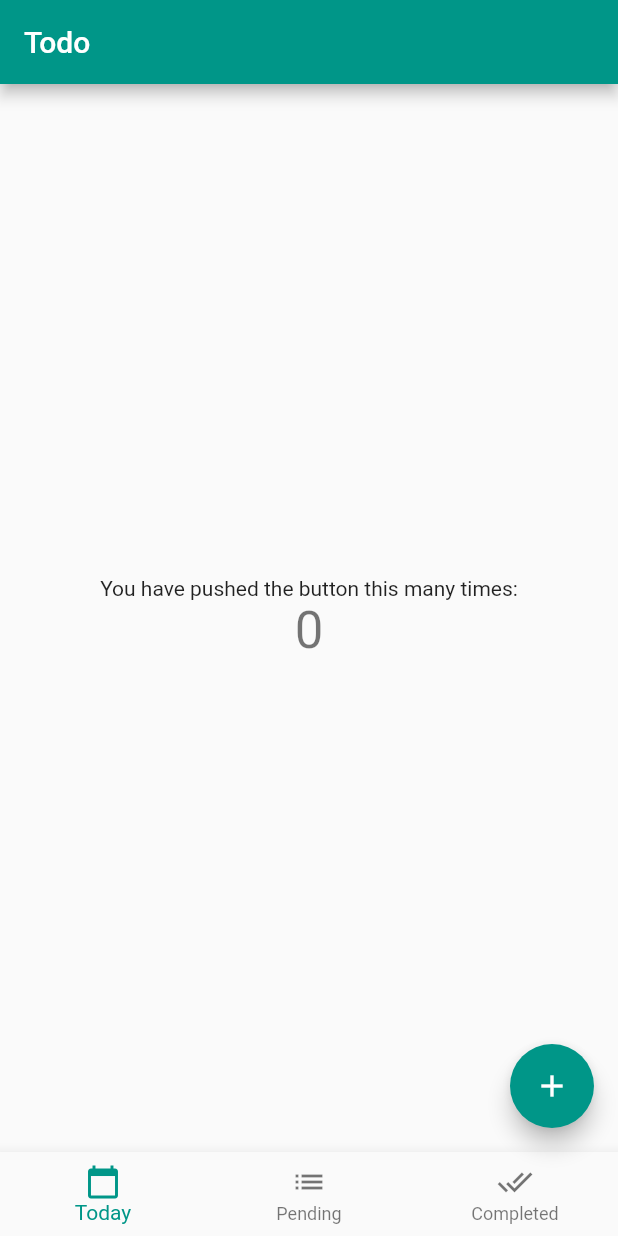
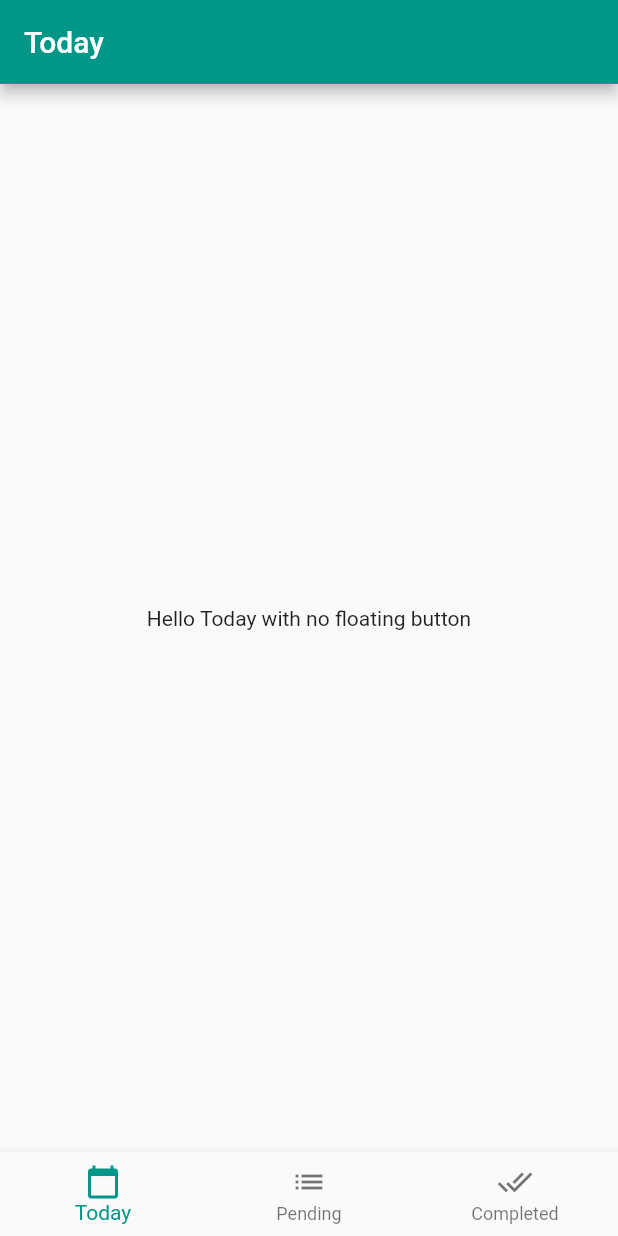
Before and after one commit to Olunuga/flutter-todo, a Flutter app: the screen it shows after launch, on a phone screen of 412 x 824 dp. Run offline on Flutter 3.47's test engine with Material 2 defaults, Android fonts, the phone set to English and light mode, and no system bars.

Commit message:
Complete bottom Navigation

```diff
--- a/lib/main.dart
+++ b/lib/main.dart
@@ -29,6 +29,12 @@ class _MyHomePageState extends State<MyHomePage> {
   int _counter = 0;
   int _selectedIndex = 0;
 
+  final _widgetOptions = [
+    TodayPage(),
+    PendingPage(),
+    CompletedPage()
+  ];
+
   void _incrementCounter() {
     setState(() {
       _counter++;
@@ -44,30 +50,12 @@ class _MyHomePageState extends State<MyHomePage> {
   @override
   Widget build(BuildContext context) {
     return Scaffold(
-      appBar: AppBar(
 
-        title: Text(widget.title),
+      body: Center(
+        child: _widgetOptions.elementAt(_selectedIndex)
       ),
-      body: Center(
 
-        child: Column(
-          mainAxisAlignment: MainAxisAlignment.center,
-          children: <Widget>[
-            Text(
-              'You have pushed the button this many times:',
-            ),
-            Text(
-              '$_counter',
-              style: Theme.of(context).textTheme.display1,
-            ),
-          ],
-        ),
-      ),
-      floatingActionButton: FloatingActionButton(
-        onPressed: _incrementCounter,
-        tooltip: 'Increment',
-        child: Icon(Icons.add),
-      ),
+
       bottomNavigationBar: BottomNavigationBar(
           items: <BottomNavigationBarItem>[
             BottomNavigationBarItem(icon: Icon(Icons.calendar_today), title: Text
@@ -78,6 +66,60 @@ class _MyHomePageState extends State<MyHomePage> {
         currentIndex: _selectedIndex,
         onTap: _onItemTapped,
       ),
+
     );
   }
 }
+
+class PendingPage extends StatelessWidget {
+  @override
+  Widget build(BuildContext context) {
+    return Scaffold(appBar: AppBar(
+      title: Text('Pending'),
+    ),
+      body: Center(
+        child: RaisedButton(
+          onPressed: (){
+          //Navigate back to first screen
+        },
+          child: Text('Go back'),
+        ),
+      ),
+
+      floatingActionButton: FloatingActionButton(
+        onPressed: null,
+        tooltip: 'Increment',
+        child: Icon(Icons.add),
+      ),
+    );
+  }
+
+}
+
+class TodayPage extends StatelessWidget {
+  @override
+  Widget build(BuildContext context) {
+    return Scaffold(appBar: AppBar(
+      title: Text('Today'),
+    ),
+      body: Center(
+        child: Text('Hello Today with no floating button')
+      ),
+    );
+  }
+
+}
+
+class CompletedPage extends StatelessWidget {
+  @override
+  Widget build(BuildContext context) {
+    return Scaffold(appBar: AppBar(
+      title: Text('Completed'),
+    ),
+      body: Center(
+          child: Text('Hello Completed ')
+      ),
+    );
+  }
+
+}
```
